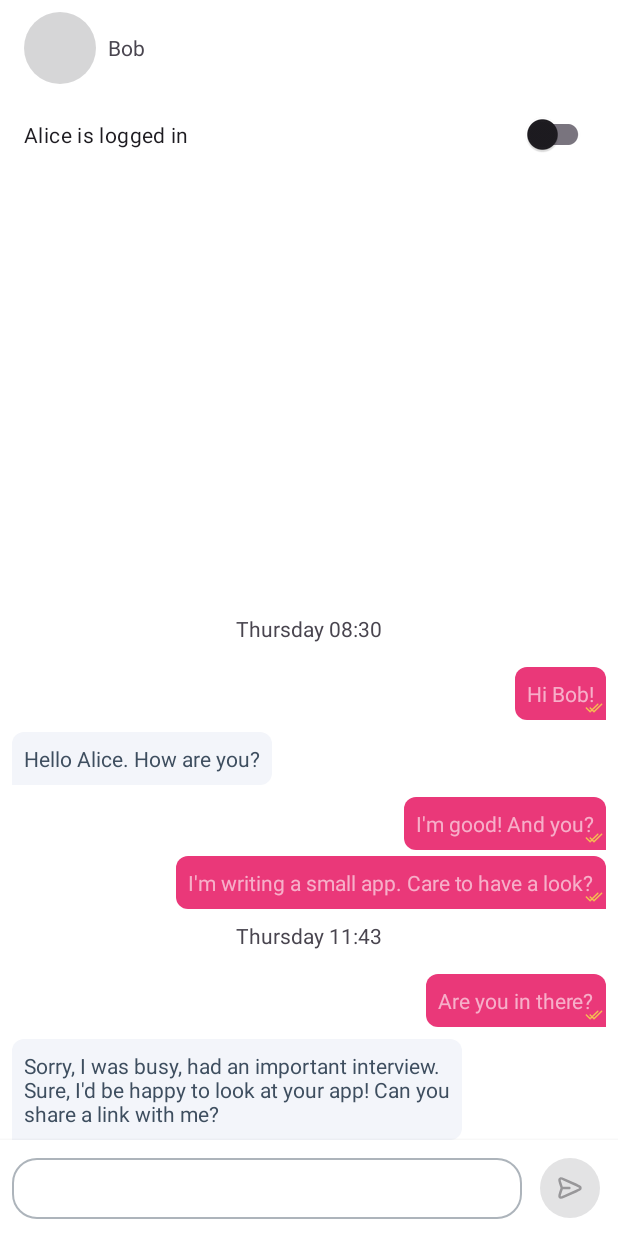
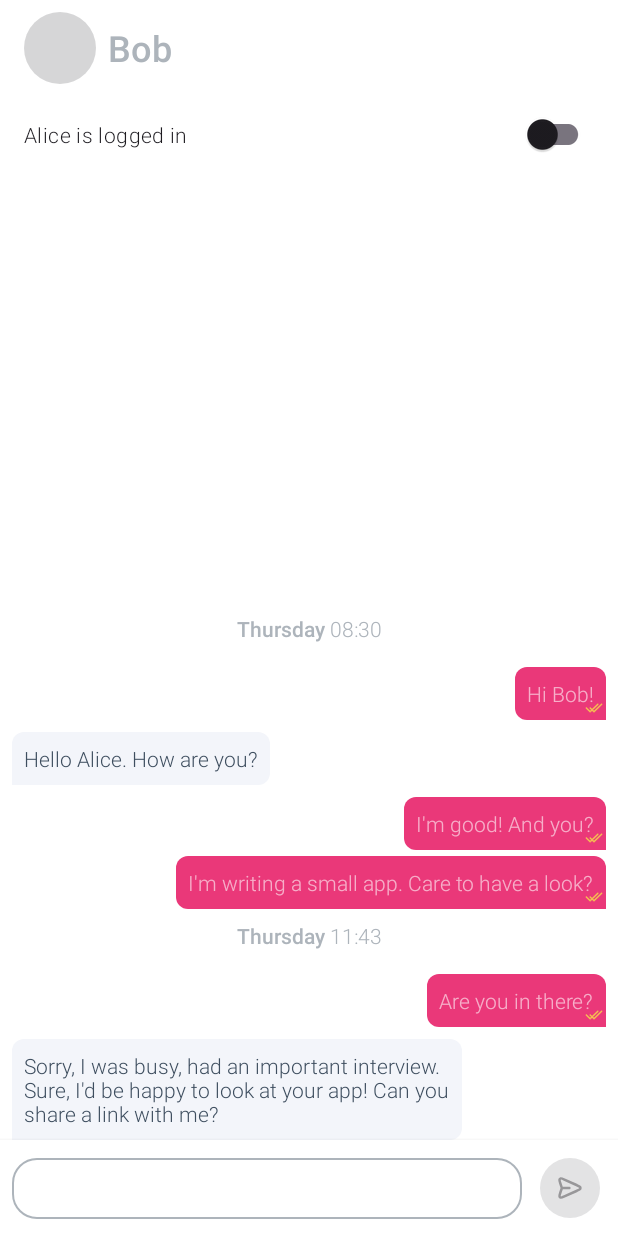
Before and after one commit to victoria-bax/SampleChatApp, an Android app: the screen it shows after launch (MainActivity), on a phone screen of 412 x 824 dp. Run offline under Robolectric (Android 15) with nearby library versions, the phone set to English and light mode, and no system bars; our stand-ins replace Dagger/Hilt's generated code, Timber.

Commit message:
styled text

```diff
--- a/app/src/main/java/com/vicabax/samplechatapp/ui/MessagesAdapter.kt
+++ b/app/src/main/java/com/vicabax/samplechatapp/ui/MessagesAdapter.kt
@@ -1,8 +1,10 @@
 package com.vicabax.samplechatapp.ui
 
 import android.content.Context
+import android.text.Html
 import android.view.View
 import android.view.ViewGroup
+import androidx.core.text.HtmlCompat
 import androidx.recyclerview.widget.DiffUtil
 import androidx.recyclerview.widget.ListAdapter
 import androidx.recyclerview.widget.RecyclerView.GONE
@@ -118,6 +120,9 @@ private class TimestampViewHolder(private val binding: MessageItemTimeSeparatorB
     MessageViewHolder<DateTimeUiModel>(binding.root) {
     override fun bind(message: DateTimeUiModel) {
         binding.dayText.text =
-            getContext().getString(R.string.day_time_format, message.day, message.time)
+            Html.fromHtml(
+                getContext().getString(R.string.day_time_format, message.day, message.time),
+                HtmlCompat.FROM_HTML_MODE_COMPACT
+            )
     }
 }
--- a/app/src/main/res/layout/activity_main.xml
+++ b/app/src/main/res/layout/activity_main.xml
@@ -13,9 +13,9 @@
 
         <com.google.android.material.appbar.MaterialToolbar
             android:id="@+id/toolbar"
-            android:background="@color/white"
             android:layout_width="match_parent"
-            android:layout_height="match_parent">
+            android:layout_height="match_parent"
+            android:background="@color/white">
 
             <ImageView
                 android:id="@+id/user_icon"
@@ -26,6 +26,7 @@
 
             <TextView
                 android:id="@+id/user_name"
+                style="@style/TextToolbar"
                 android:layout_width="wrap_content"
                 android:layout_height="wrap_content"
                 android:padding="@dimen/padding_medium"
--- a/app/src/main/res/layout/message_item_time_separator.xml
+++ b/app/src/main/res/layout/message_item_time_separator.xml
@@ -13,6 +13,7 @@
         app:layout_constraintEnd_toEndOf="parent"
         app:layout_constraintTop_toTopOf="parent"
         app:layout_constraintBottom_toBottomOf="parent"
+        style="@style/Message.DateTimeText"
         tools:text="Thursday 11:59"/>
 
 </androidx.constraintlayout.widget.ConstraintLayout>
--- a/app/src/main/res/values/strings.xml
+++ b/app/src/main/res/values/strings.xml
@@ -1,7 +1,7 @@
 <resources>
     <string name="app_name">SampleChatApp</string>
     <string name="active_user_switch">%1$s is logged in</string>
-    <string name="day_time_format"><b>%1$s</b> %2$s</string>
+    <string name="day_time_format">&lt;b>%1$s&lt;/b> %2$s</string>
 
     <string name="test_text_short">Lorem ipsum</string>
     <string name="test_text_long">Lorem ipsum dolor sit amet, consectetur adipiscing elit. Proin dignissim tortor a posuere interdum. Duis interdum tortor eget massa mattis, id pharetra ex tempor. Pellentesque commodo nisl auctor nisl gravida, eu laoreet ex vehicula. Interdum et malesuada fames ac ante ipsum primis in faucibus. Mauris sed felis porttitor, suscipit mi eu, dictum tortor. Donec id est vitae nulla imperdiet pretium. Duis pulvinar tellus vitae nibh condimentum, non malesuada tellus tristique. In lobortis et ante sed volutpat. Pellentesque habitant morbi tristique senectus et netus et malesuada fames ac turpis egestas. Nam tincidunt molestie lacus in lacinia. Vestibulum tincidunt magna quis nisl finibus, sit amet faucibus orci suscipit. Quisque facilisis leo quis ligula malesuada, ut consequat urna dictum. Cras scelerisque rutrum velit, sit amet ornare metus. Vivamus neque elit, elementum id lacinia pharetra, imperdiet quis eros.</string>
--- a/app/src/main/res/values/themes.xml
+++ b/app/src/main/res/values/themes.xml
@@ -5,6 +5,7 @@
         <item name="android:windowBackground">@color/white</item>
         <item name="colorPrimary">@color/accent_pink</item>
         <item name="colorContainer">@color/white</item>
+        <item name="fontFamily">sans-serif-light</item>
     </style>
 
     <style name="Theme.SampleChatApp" parent="Base.Theme.SampleChatApp" />
@@ -17,6 +18,12 @@
 
         <item name="android:colorForeground">#42221f1f
         </item>
+    </style>
+
+    <style name="TextToolbar">
+        <item name="android:textColor">@color/text_light</item>
+        <item name="fontFamily">sans-serif-medium</item>
+        <item name="android:textSize">24sp</item>
     </style>
 
     <style name="Message" />
```
